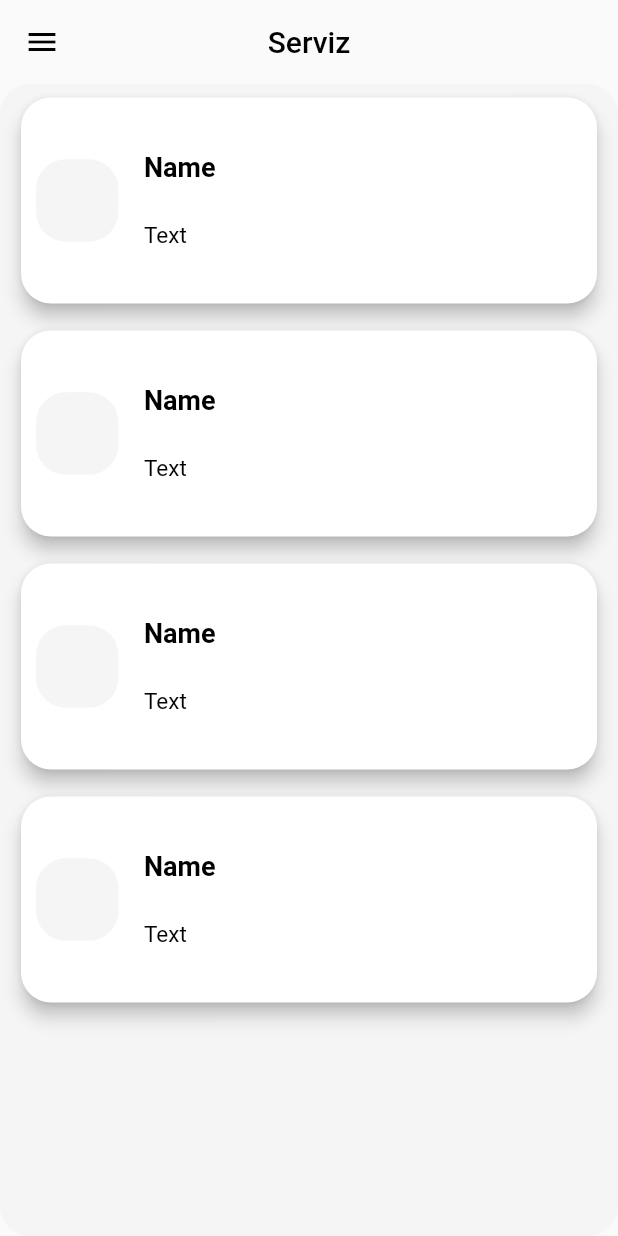
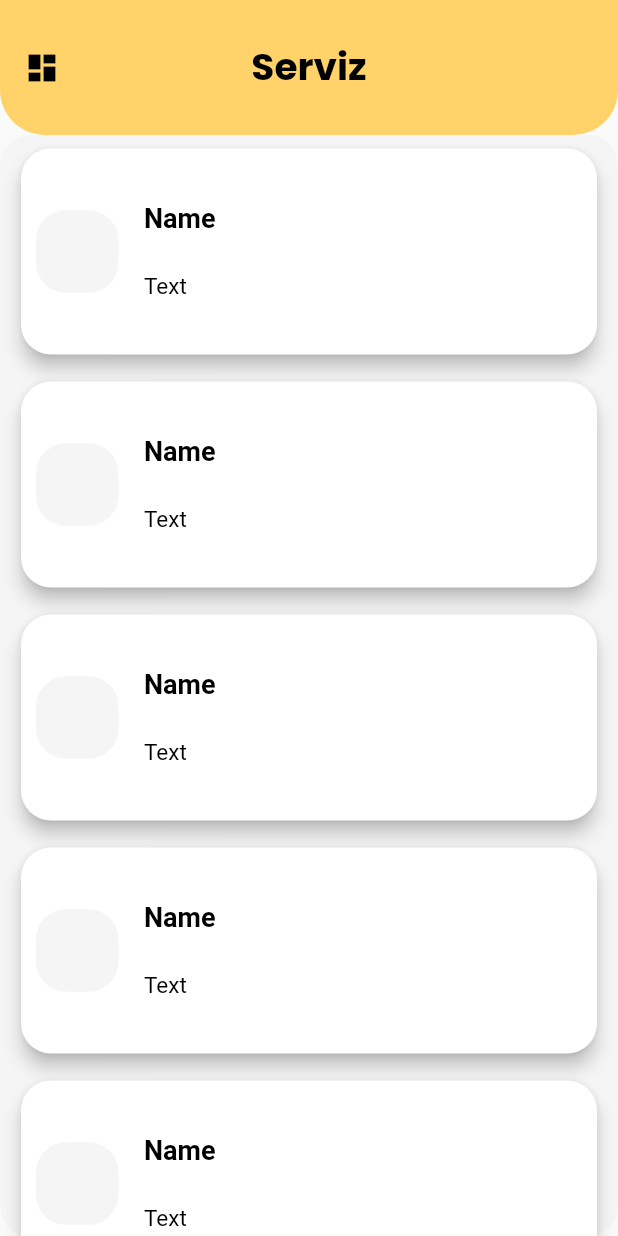
Before and after one commit to jesi318/serviz-old, a Flutter app: the screen it shows after launch, on a phone screen of 412 x 824 dp. Run offline on Flutter 3.47's test engine with Material 2 defaults, Android fonts, the phone set to English and light mode, and no system bars; our stand-ins replace firebase_core, get, google_fonts; accounts and stored records are empty.

Commit message:
appbar changes with seperate dart file and the drawer

```diff
--- a/lib/screens/homepg.dart
+++ b/lib/screens/homepg.dart
@@ -1,21 +1,19 @@
 import 'package:flutter/material.dart';
 import 'package:flutter/src/foundation/key.dart';
 import 'package:flutter/src/widgets/framework.dart';
+import 'package:serviz/utils/colors.dart';
+import 'package:serviz/widgets/appbar.dart';
 import 'package:serviz/widgets/drawer/drawer.dart';
+import 'package:google_fonts/google_fonts.dart';
 
 class HomePage extends StatelessWidget {
   const HomePage({Key? key}) : super(key: key);
+  final String week = "Week";
 
   @override
   Widget build(BuildContext context) {
     return Scaffold(
-      appBar: AppBar(
-        backgroundColor: Colors.transparent,
-        elevation: 0.0,
-        centerTitle: true,
-        title: Text('Serviz'),
-        foregroundColor: Colors.black,
-      ),
+      appBar: MyAppBar(),
       drawer: NavigationDrawer(),
       body: Container(
         height: MediaQuery.of(context).size.height - 10,
@@ -26,7 +24,7 @@ class HomePage extends StatelessWidget {
         ),
         child: ListView.builder(
             physics: BouncingScrollPhysics(),
-            itemCount: 4,
+            itemCount: 8,
             shrinkWrap: false,
             itemBuilder: (BuildContext context, index) => Container(
                   width: MediaQuery.of(context).size.width,
--- /dev/null
+++ b/lib/widgets/appbar.dart
@@ -0,0 +1,28 @@
+import 'package:flutter/material.dart';
+import 'package:google_fonts/google_fonts.dart';
+import 'package:serviz/utils/colors.dart';
+
+PreferredSizeWidget MyAppBar() {
+  return AppBar(
+    leading: Builder(builder: (context) {
+      return IconButton(
+        icon: Icon(Icons.dashboard),
+        onPressed: () {
+          Scaffold.of(context).openDrawer();
+        },
+        tooltip: MaterialLocalizations.of(context).openAppDrawerTooltip,
+      );
+    }),
+    toolbarHeight: 90,
+    backgroundColor: AppColors.yellow_accent,
+    shape: RoundedRectangleBorder(
+        borderRadius: BorderRadius.vertical(bottom: Radius.circular(30))),
+    elevation: 0.0,
+    centerTitle: true,
+    title: Text(
+      'Serviz',
+      style: GoogleFonts.poppins(fontWeight: FontWeight.bold, fontSize: 25),
+    ),
+    foregroundColor: Colors.black,
+  );
+}
```
